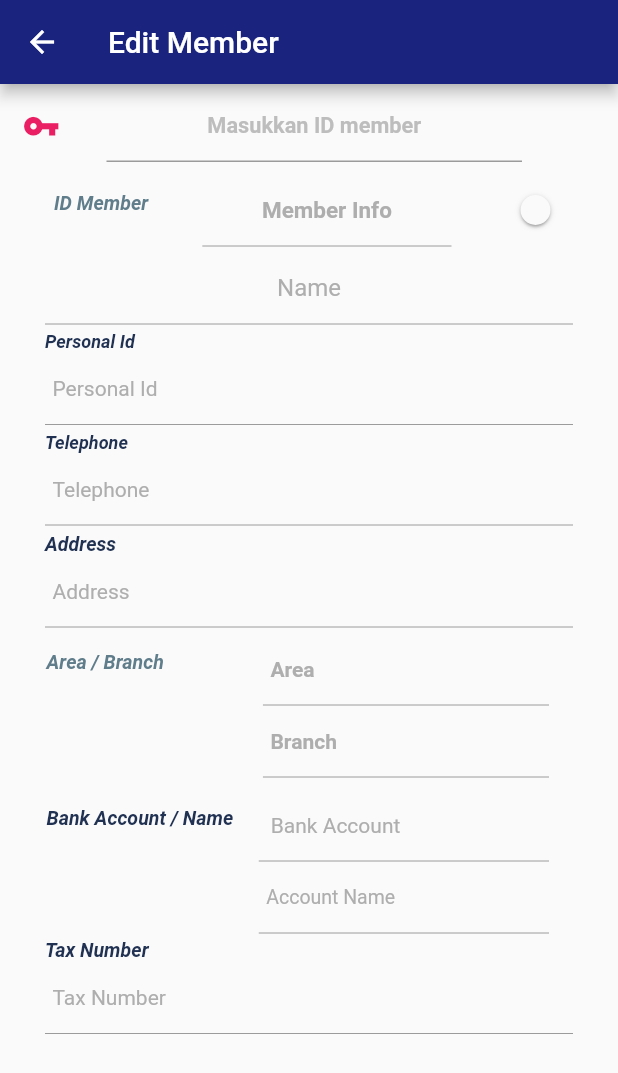
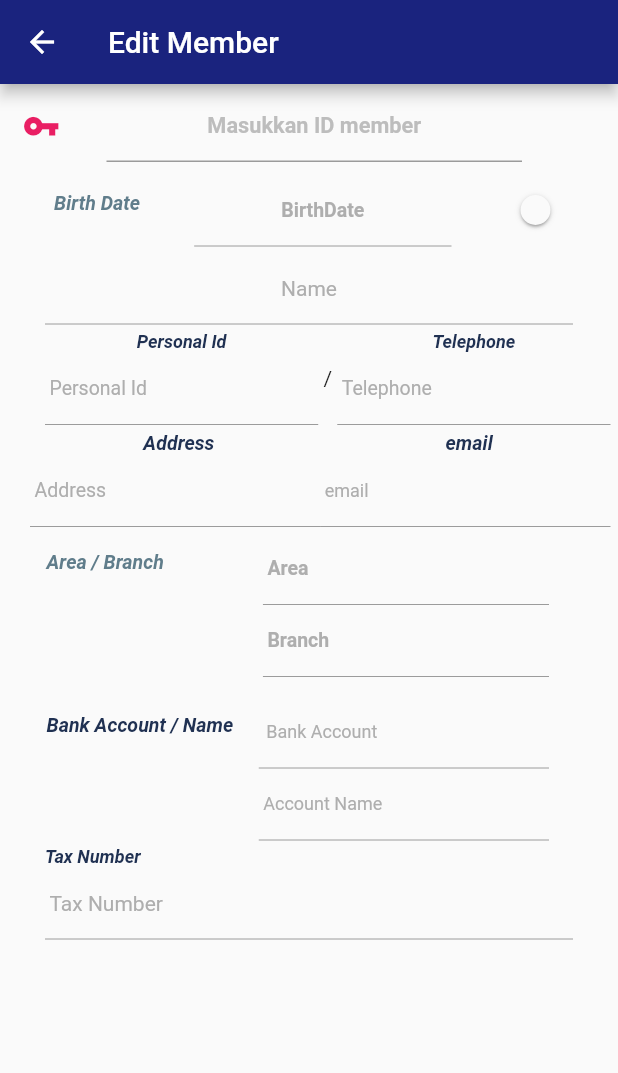
Before and after one commit to MyWayDev/mobile_indo, a Flutter app: the NodeEdit screen opened directly with empty values, on a phone screen of 412 x 824 dp. Shown: the top 1073 px of the screen. Run offline on Flutter 3.47's test engine with Material 2 defaults, Android fonts, the light colour scheme and no system bars; our stand-ins replace badges, cached_network_image, carousel_slider, firebase_auth, firebase_core, firebase_database and 11 more; missing offline and left inert: flutter_full_pdf_viewer, flutter_sliding_up_panel, groovin_material_icons, html2md, searchable_dropdown; accounts and stored records are empty.

Commit message:
adding email&bdate to edit member

```diff
--- a/lib/account/nodeEdit.dart
+++ b/lib/account/nodeEdit.dart
@@ -24,6 +24,7 @@ class _NodeEditState extends State<NodeEdit> {
   TextEditingController cPersonalId;
   TextEditingController cTelePhone; //done
   TextEditingController cEmail;
+  TextEditingController cBirthDate;
   TextEditingController cBanKAccountNumber; //done
   TextEditingController cBankAccountName;
   TextEditingController cTaxNumber; //done
@@ -37,6 +38,7 @@ class _NodeEditState extends State<NodeEdit> {
   final FocusNode focusPersonalId = new FocusNode();
   final FocusNode focusTelephone = new FocusNode();
   final FocusNode fcousEmail = new FocusNode();
+  final FocusNode fcousBirth = new FocusNode();
   final FocusNode focusAreaName = new FocusNode();
   final FocusNode focusAreaId = new FocusNode();
   final FocusNode focusAccountName = new FocusNode();
@@ -69,6 +71,8 @@ class _NodeEditState extends State<NodeEdit> {
     cDistrId.clear();
     cName.clear();
     cAddress.clear();
+    cEmail.clear();
+    cBirthDate.clear();
     cBanKAccountNumber.clear();
     cTaxNumber.clear();
     cTelePhone.clear();
@@ -220,6 +224,9 @@ class _NodeEditState extends State<NodeEdit> {
                         TextEditingController(text: _nodeData.personalId);
                     cBankAccountName =
                         TextEditingController(text: _nodeData.bankAccoutName);
+                    cBirthDate =
+                        TextEditingController(text: _nodeData.birthDate);
+                    cEmail = TextEditingController(text: _nodeData.email);
                     _isSwitched();
                   });
 
@@ -248,7 +255,7 @@ class _NodeEditState extends State<NodeEdit> {
             ListTile(
                 leading: Container(
                   child: Text(
-                    'ID Member',
+                    'Birth Date',
                     style: TextStyle(
                         fontSize: 13,
                         fontStyle: FontStyle.italic,
@@ -263,21 +270,24 @@ class _NodeEditState extends State<NodeEdit> {
                           .copyWith(primaryColor: primaryColor),
                       child: TextFormField(
                         textAlign: TextAlign.center,
-                        enabled: false,
+                        enabled: veri,
                         style: TextStyle(
-                            fontSize: 15,
+                            fontSize: 13,
                             fontWeight: FontWeight.bold,
-                            color: Colors.grey),
+                            color: Colors.black),
                         decoration: InputDecoration(
-                          hintText: 'Member Info',
-                          contentPadding: EdgeInsets.all(5.0),
+                          hintText: 'BirthDate',
+                          contentPadding: EdgeInsets.all(3.0),
                           hintStyle: TextStyle(color: greyColor),
                         ),
-                        controller: cDistrId,
+                        controller: cBirthDate,
                         onChanged: (value) {
-                          _nodeData.distrId = value;
+                          setState(() {
+                            _nodeData.birthDate = value;
+                            isChanged = true;
+                          });
                         },
-                        focusNode: focusDistrId,
+                        focusNode: fcousBirth,
                       )),
                   margin: EdgeInsets.only(left: 20.0, right: 20.0),
                 ),
@@ -303,6 +313,7 @@ class _NodeEditState extends State<NodeEdit> {
                 data: Theme.of(context).copyWith(primaryColor: primaryColor),
                 child: TextFormField(
                   textAlign: TextAlign.center,
+                  style: TextStyle(fontSize: 14),
                   enabled: veri,
                   keyboardType: TextInputType.multiline,
                   maxLines: null,
@@ -324,6 +335,13 @@ class _NodeEditState extends State<NodeEdit> {
               margin: EdgeInsets.only(left: 30.0, right: 30.0, bottom: 5),
             ),
             Container(
+              child: Theme(
+                  data: Theme.of(context).copyWith(primaryColor: primaryColor),
+                  child: Column(children: <Widget>[
+                    Row(children: <Widget>[
+                      Expanded(
+                          child: Column(children: <Widget>[
+                        Container(
                           child: Text(
                             'Personal Id',
                             style: TextStyle(
@@ -332,17 +350,14 @@ class _NodeEditState extends State<NodeEdit> {
                                 fontWeight: FontWeight.bold,
                                 color: primaryColor),
                           ),
-              margin: EdgeInsets.only(left: 30.0),
+                          //  margin: EdgeInsets.only(left: 30.0),
                         ),
-            Container(
-              child: Theme(
-                data: Theme.of(context).copyWith(primaryColor: primaryColor),
-                child: TextFormField(
+                        TextFormField(
                           enabled: veri,
-                  style: TextStyle(fontSize: 14),
+                          style: TextStyle(fontSize: 13),
                           decoration: InputDecoration(
                             hintText: 'Personal Id',
-                    contentPadding: EdgeInsets.all(5.0),
+                            contentPadding: EdgeInsets.all(3.0),
                             hintStyle: TextStyle(color: greyColor),
                           ),
                           controller: cPersonalId,
@@ -354,10 +369,44 @@ class _NodeEditState extends State<NodeEdit> {
                           },
                           focusNode: focusPersonalId,
                         ),
+                      ])),
+                      Text(' / '),
+                      Expanded(
+                          child: Column(children: <Widget>[
+                        Container(
+                          child: Text(
+                            'Telephone',
+                            style: TextStyle(
+                                fontSize: 12,
+                                fontStyle: FontStyle.italic,
+                                fontWeight: FontWeight.bold,
+                                color: primaryColor),
                           ),
-              margin: EdgeInsets.only(left: 30.0, right: 30.0, bottom: 5),
+                          // margin: EdgeInsets.only(left: 30.0),
                         ),
-            Container(
+                        TextFormField(
+                          enabled: veri,
+                          style: TextStyle(fontSize: 13),
+                          decoration: InputDecoration(
+                            hintText: 'Telephone',
+                            contentPadding: EdgeInsets.all(3.0),
+                            hintStyle: TextStyle(color: greyColor),
+                          ),
+                          controller: cTelePhone,
+                          onChanged: (value) {
+                            setState(() {
+                              _nodeData.telephone = value;
+                              isChanged = true;
+                            });
+                          },
+                          focusNode: focusTelephone,
+                        )
+                      ]))
+                    ]),
+                  ])),
+              margin: EdgeInsets.only(left: 30.0, right: 5.0, bottom: 5),
+            ),
+            /* Container(
               child: Text(
                 'Telephone',
                 style: TextStyle(
@@ -390,7 +439,15 @@ class _NodeEditState extends State<NodeEdit> {
                 ),
               ),
               margin: EdgeInsets.only(left: 30.0, right: 30.0, bottom: 5),
-            ),
+            ),*/
+
+            Container(
+              child: Theme(
+                  data: Theme.of(context).copyWith(primaryColor: primaryColor),
+                  child: Column(children: <Widget>[
+                    Row(children: <Widget>[
+                      Expanded(
+                          child: Column(children: <Widget>[
                         Container(
                           child: Text(
                             'Address',
@@ -400,19 +457,16 @@ class _NodeEditState extends State<NodeEdit> {
                                 fontWeight: FontWeight.bold,
                                 color: primaryColor),
                           ),
-              margin: EdgeInsets.only(left: 30.0),
+                          margin: EdgeInsets.only(left: 5.0),
                         ),
-            Container(
-              child: Theme(
-                data: Theme.of(context).copyWith(primaryColor: primaryColor),
-                child: TextFormField(
+                        TextFormField(
                           enabled: veri,
                           maxLines: null,
                           keyboardType: TextInputType.multiline,
-                  style: TextStyle(fontSize: 14),
+                          style: TextStyle(fontSize: 13),
                           decoration: InputDecoration(
                             hintText: 'Address',
-                    contentPadding: EdgeInsets.all(5.0),
+                            contentPadding: EdgeInsets.all(3.0),
                             hintStyle: TextStyle(color: greyColor),
                           ),
                           controller: cAddress,
@@ -424,8 +478,43 @@ class _NodeEditState extends State<NodeEdit> {
                           },
                           focusNode: focusAddress,
                         ),
+                      ])),
+                      Expanded(
+                          child: Column(children: <Widget>[
+                        Container(
+                          child: Text(
+                            'email',
+                            style: TextStyle(
+                                fontSize: 13,
+                                fontStyle: FontStyle.italic,
+                                fontWeight: FontWeight.bold,
+                                color: primaryColor),
                           ),
-              margin: EdgeInsets.only(left: 30.0, right: 30.0),
+                          margin: EdgeInsets.only(left: 5.0),
+                        ),
+                        TextFormField(
+                          enabled: veri,
+                          maxLines: null,
+                          keyboardType: TextInputType.multiline,
+                          style: TextStyle(fontSize: 12),
+                          decoration: InputDecoration(
+                            hintText: 'email',
+                            contentPadding: EdgeInsets.all(3.0),
+                            hintStyle: TextStyle(color: greyColor),
+                          ),
+                          controller: cEmail,
+                          onChanged: (value) {
+                            setState(() {
+                              _nodeData.email = value;
+                              isChanged = true;
+                            });
+                          },
+                          focusNode: fcousEmail,
+                        ),
+                      ]))
+                    ])
+                  ])),
+              margin: EdgeInsets.only(left: 20.0, right: 5.0),
             ),
             ListTile(
               leading: Container(
@@ -446,13 +535,13 @@ class _NodeEditState extends State<NodeEdit> {
                     enabled: false,
                     keyboardType: TextInputType.multiline,
                     style: TextStyle(
-                      fontSize: 14,
+                      fontSize: 13,
                       color: Colors.grey,
                       fontWeight: FontWeight.bold,
                     ),
                     decoration: InputDecoration(
                       hintText: 'Area',
-                      contentPadding: EdgeInsets.all(5.0),
+                      contentPadding: EdgeInsets.all(3.0),
                       hintStyle: TextStyle(color: greyColor),
                     ),
                     controller: cAreaName,
@@ -472,13 +561,13 @@ class _NodeEditState extends State<NodeEdit> {
                   child: TextFormField(
                     enabled: false,
                     style: TextStyle(
-                      fontSize: 14,
+                      fontSize: 13,
                       color: Colors.grey,
                       fontWeight: FontWeight.bold,
                     ),
                     decoration: InputDecoration(
                       hintText: 'Branch',
-                      contentPadding: EdgeInsets.all(5.0),
+                      contentPadding: EdgeInsets.all(3.0),
                       hintStyle: TextStyle(color: greyColor),
                     ),
                     controller: cServiceCenter,
@@ -489,7 +578,7 @@ class _NodeEditState extends State<NodeEdit> {
                     },
                   ),
                 ),
-                margin: EdgeInsets.only(left: 50.0, right: 30.0),
+                margin: EdgeInsets.only(left: 50.0, right: 30.0, bottom: 5),
               ),
             ),
             ListTile(
@@ -511,10 +600,10 @@ class _NodeEditState extends State<NodeEdit> {
                     enabled: veri,
                     maxLines: null,
                     keyboardType: TextInputType.multiline,
-                    style: TextStyle(fontSize: 14),
+                    style: TextStyle(fontSize: 12),
                     decoration: InputDecoration(
                       hintText: 'Bank Account',
-                      contentPadding: EdgeInsets.all(8.0),
+                      contentPadding: EdgeInsets.all(5.0),
                       hintStyle: TextStyle(color: greyColor),
                     ),
                     controller: cBanKAccountNumber,
@@ -536,10 +625,10 @@ class _NodeEditState extends State<NodeEdit> {
                     enabled: veri,
                     maxLines: null,
                     keyboardType: TextInputType.multiline,
-                    style: TextStyle(fontSize: 13),
+                    style: TextStyle(fontSize: 12),
                     decoration: InputDecoration(
                       hintText: 'Account Name',
-                      contentPadding: EdgeInsets.all(5.0),
+                      contentPadding: EdgeInsets.all(3.0),
                       hintStyle: TextStyle(color: greyColor),
                     ),
                     controller: cBankAccountName,
@@ -559,7 +648,7 @@ class _NodeEditState extends State<NodeEdit> {
               child: Text(
                 'Tax Number',
                 style: TextStyle(
-                    fontSize: 13,
+                    fontSize: 12,
                     fontStyle: FontStyle.italic,
                     fontWeight: FontWeight.bold,
                     color: primaryColor),
@@ -576,7 +665,7 @@ class _NodeEditState extends State<NodeEdit> {
                   style: TextStyle(fontSize: 14),
                   decoration: InputDecoration(
                     hintText: 'Tax Number',
-                    contentPadding: EdgeInsets.all(5.0),
+                    contentPadding: EdgeInsets.all(3.0),
                     hintStyle: TextStyle(color: greyColor),
                   ),
                   controller: cTaxNumber,
--- a/lib/models/user.dart
+++ b/lib/models/user.dart
@@ -124,11 +124,12 @@ class NewMember {
         name: json['LNAME'] ?? '',
         personalId: json['DISTR_IDENT'] ?? '',
         email: json['E_MAIL'] ?? '',
+        birthDate: json['BIRTH_DATE'] ?? '',
         address: json['ADDRESS'] ?? '',
         telephone: json['TELEPHONE'] ?? '',
         bankAccoutName: json['ACCOUNT_OWNER'] ?? '',
         bankAccountNumber: json['ACCOUNT_NUM'] ?? "",
-        taxNumber: json['TAX_NUM'],
+        taxNumber: json['TAX_NUM'] ?? '',
         areaId: json['AREA_ID'] ?? '',
         areaName: json['AREA_NAME'] ?? '',
         serviceCenter: json['SERVICE_CENTER'] ?? '',
--- a/lib/widgets/login/login_screen_banner.dart
+++ b/lib/widgets/login/login_screen_banner.dart
@@ -33,12 +33,12 @@ class LoginBanner extends StatelessWidget {
           child: Column(
             children: <Widget>[
               Text(
-                "v3.23r  ",
+                "v3.23rE   ",
                 textDirection: TextDirection.ltr,
                 style: TextStyle(
-                  fontSize: 14,
+                  fontSize: 13,
                   fontWeight: FontWeight.bold,
-                  color: Colors.grey,
+                  color: Colors.pinkAccent,
                 ),
               ),
               Text(
```
Lines whose indentation alone changed are shown as unchanged.
